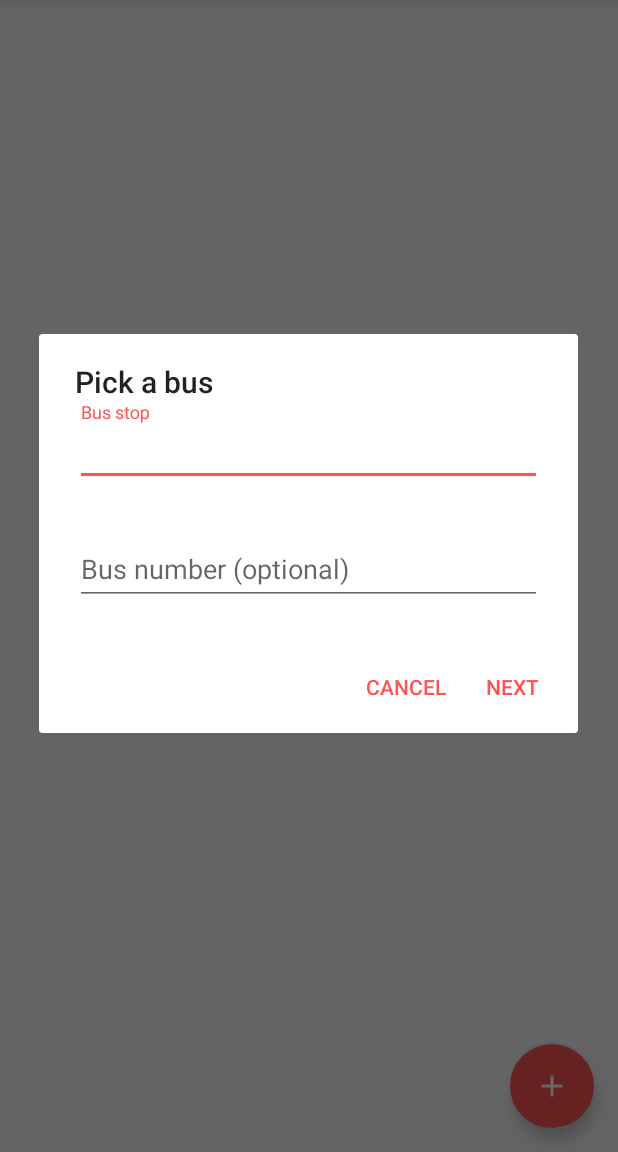
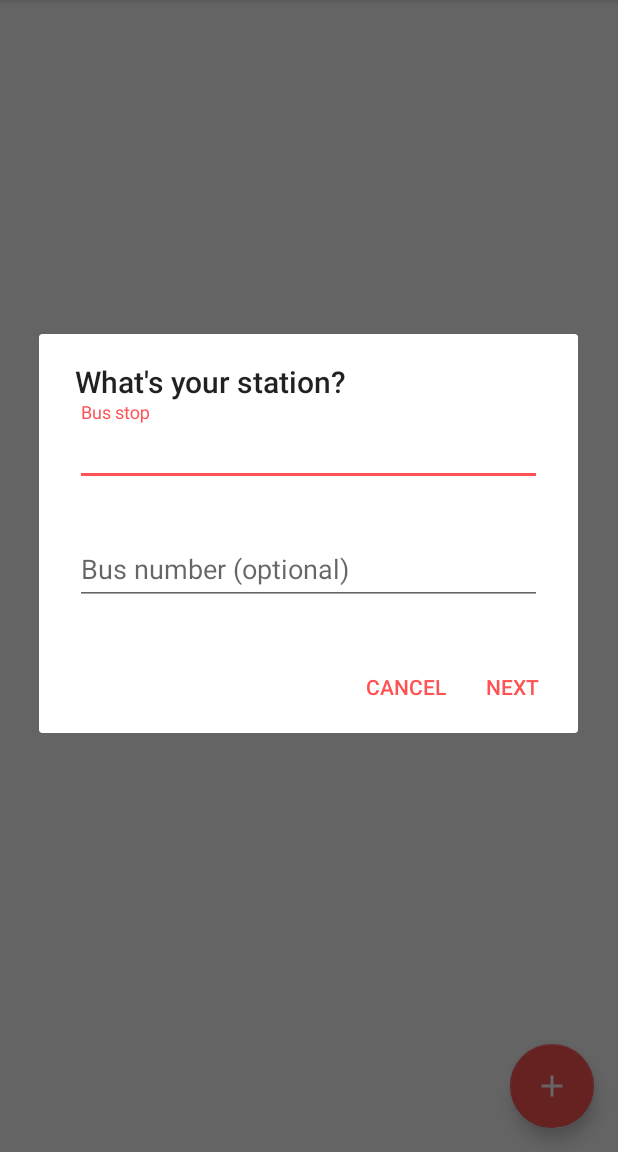
Before and after one commit to victoraldir/DublinBusAlarm, an Android app: the screen it shows after launch (MainActivity), after a tap on an icon or button, on a phone screen of 412 x 824 dp, the part 84-1236 px from its top. Run offline under Robolectric (Android 15) with nearby library versions, the phone set to English and light mode, and no system bars; our stand-ins replace ButterKnife; libraries missing offline, so code that uses them is left out: com.bignerdranch.expandablerecyclerview; 5 statements that could not run were skipped.

Commit message:
New architecture using DialogFragments

```diff
--- a/app/build.gradle
+++ b/app/build.gradle
@@ -35,6 +35,9 @@ dependencies {
     compile 'com.bignerdranch.android:expandablerecyclerview:2.1.0'
     compile "com.android.support:design:25.4.0"
     compile 'com.jakewharton:butterknife:8.5.1'
+
+    compile project(':transportlib')
+
     annotationProcessor 'com.jakewharton:butterknife-compiler:8.5.1'
 
 }
--- a/app/src/main/java/fragments/BusStopFormDialogFragment.java
+++ b/app/src/main/java/fragments/BusStopFormDialogFragment.java
@@ -6,8 +6,12 @@ import android.content.Context;
 import android.content.DialogInterface;
 import android.os.Bundle;
 import android.support.annotation.NonNull;
+import android.support.annotation.Nullable;
+import android.support.design.widget.TextInputLayout;
 import android.support.v4.app.DialogFragment;
 import android.view.View;
+import android.widget.Button;
+import android.widget.EditText;
 
 import exceptions.NoInterfaceImplementation;
 import quartzo.com.dublinbusalarm.R;
@@ -24,25 +28,61 @@ public class BusStopFormDialogFragment extends DialogFragment {
         return new BusStopFormDialogFragment();
     }
 
+    @Override
+    public void onCreate(@Nullable Bundle savedInstanceState) {
+        super.onCreate(savedInstanceState);
+
+    }
+
+
     @NonNull
     @Override
     public Dialog onCreateDialog(Bundle savedInstanceState) {
 
         View view = getActivity().getLayoutInflater().inflate(R.layout.customdialogform, null);
 
-        return new AlertDialog.Builder(getContext())
-                .setTitle(R.string.pick_bus)
+        final EditText editTextBusStop = (EditText) view.findViewById(R.id.editTextBusStop);
+        final EditText editTextBusNumber = (EditText) view.findViewById(R.id.editTextBusNumber);
+
+        final TextInputLayout busStopdWrapper = (TextInputLayout) view.findViewById(R.id.busStopdWrapper);
+
+        final AlertDialog dialogObject = new AlertDialog.Builder(getContext())
+                .setTitle(R.string.pick_bus_stop)
                 .setView(view)
                 .setNegativeButton(R.string.btn_cancel, null)
-                .setPositiveButton(R.string.btn_next, new DialogInterface.OnClickListener() {
+                .setPositiveButton(R.string.btn_next, null)
+                .create();
+
+
+        dialogObject.setOnShowListener(new DialogInterface.OnShowListener() {
+            @Override
+            public void onShow(final DialogInterface dialogInterface) {
+
+                Button button = ((AlertDialog) dialogInterface).getButton(AlertDialog.BUTTON_POSITIVE);
+
+                button.setOnClickListener(new View.OnClickListener() {
+
                     @Override
-                    public void onClick(DialogInterface dialogInterface, int i) {
-                        mListener.onSetBusStop();
-                        dialogInterface.dismiss();
+                    public void onClick(View view) {
+
+                        if(editTextBusStop.getText().toString().isEmpty()){
+
+                            busStopdWrapper.setError(getString(R.string.bus_stop_not_empty));
+
+                        }else{
+                            mListener.onSetBusStop(editTextBusStop.getText().toString(),
+                                    editTextBusNumber.getText().toString());
+
+                            dialogInterface.dismiss();
+                        }
+
                     }
-                })
+                });
 
-                .create();
+            }
+        });
+
+        return dialogObject;
     }
 
     @Override
@@ -59,7 +99,7 @@ public class BusStopFormDialogFragment extends DialogFragment {
     }
 
     public interface BusStopFormListener {
-        void onSetBusStop();
+        void onSetBusStop(String busStop, String bus);
     }
 
 }
--- a/app/src/main/java/quartzo/com/dublinbusalarm/LivePainelActivity.java
+++ b/app/src/main/java/quartzo/com/dublinbusalarm/LivePainelActivity.java
@@ -21,7 +21,6 @@ import java.util.List;
 import java.util.Timer;
 import java.util.TimerTask;
 
-import adapters.ListBusAdapter;
 import decorator.SimpleDividerItemDecoration;
 import entities.AlarmChild;
 import entities.AlarmParent;
@@ -150,7 +149,7 @@ public class LivePainelActivity extends AppCompatActivity {
 
             if(!result.isEmpty()) {
                 layout.setVisibility(View.GONE);
-                listBusesLive.setAdapter(new ListBusAdapter(result, mContext));
+                //listBusesLive.setAdapter(new ListBusAdapter(result, mContext));
                 listBusesLive.setVisibility(View.VISIBLE);
             }else{
                 progressBar.setVisibility(View.GONE);
--- a/app/src/main/java/quartzo/com/dublinbusalarm/MainActivity.java
+++ b/app/src/main/java/quartzo/com/dublinbusalarm/MainActivity.java
@@ -32,7 +32,6 @@ import org.joda.time.LocalTime;
 import java.util.List;
 
 import adapters.AlarmExpandableAdapter;
-import adapters.ListBusAdapter;
 import butterknife.BindView;
 import butterknife.ButterKnife;
 import butterknife.OnClick;
@@ -41,14 +40,18 @@ import entities.AlarmChild;
 import entities.Bus;
 import entities.Constants;
 import fragments.BusStopFormDialogFragment;
+import fragments.ListTransportDialogFragment;
 import utils.AlarmPersistence;
 import utils.UtilCheckConnectivity;
 
 
 public class MainActivity extends AppCompatActivity implements ExpandableRecyclerAdapter.ExpandCollapseListener,
-        BusStopFormDialogFragment.BusStopFormListener {
+        BusStopFormDialogFragment.BusStopFormListener,
+        ListTransportDialogFragment.ListTransportListener{
 
+    public static final String TAG_PICK_STATION = "dialogPickStation";
     public static final String TAG_PICK_BUS = "dialogPickBus";
+
 
     ProgressDialog mProgressDialog;
     private Context mContext;
@@ -68,7 +71,7 @@ public class MainActivity extends AppCompatActivity implements ExpandableRecycle
     private CheckBox checkBoxSound;
     private LocalTime timePicked;
     private CheckBox checkBoxVibrate;
-    private ListBusAdapter mAdapter;
+
 
     @Override
     protected void onCreate(Bundle savedInstanceState) {
@@ -84,17 +87,17 @@ public class MainActivity extends AppCompatActivity implements ExpandableRecycle
 
         mContext = this;
 
-        mAdapter = new ListBusAdapter(mContext, listDialog, evtClickBus);
+        //mAdapter = new ListBusAdapter(mContext, listDialog, evtClickBus);
 
         RecyclerView listBuses = new RecyclerView(mContext);
         listBuses.setLayoutManager(new LinearLayoutManager(mContext));
         listBuses.setHasFixedSize(true);
         listBuses.addItemDecoration(new SimpleDividerItemDecoration(this));
-        mAdapter = new ListBusAdapter(mContext, listDialog, evtClickBus);
-        listBuses.setAdapter(mAdapter);
+
+
 
         listAlarms = (RecyclerView) findViewById(R.id.listViewAlarms);
-        listAlarms.setAdapter(mAdapter);
+
         listAlarms.setLayoutManager(lmAlarms);
         listAlarms.setHasFixedSize(true);
         listAlarms.addItemDecoration(new SimpleDividerItemDecoration(this));
@@ -149,7 +152,7 @@ public class MainActivity extends AppCompatActivity implements ExpandableRecycle
     void showDialog() {
 
         DialogFragment newFragment = BusStopFormDialogFragment.newInstance();
-        newFragment.show(getSupportFragmentManager(), TAG_PICK_BUS);
+        newFragment.show(getSupportFragmentManager(), TAG_PICK_STATION);
 
     }
 
@@ -446,7 +449,7 @@ public class MainActivity extends AppCompatActivity implements ExpandableRecycle
 
                 //listBuses.setAdapter(new ListBusAdapter(result, mContext, listDialog, evtClickBus));
 
-                mAdapter.swap(result);
+
 
                 //listDialog.setView(listBuses);
 
@@ -464,7 +467,13 @@ public class MainActivity extends AppCompatActivity implements ExpandableRecycle
 
 
     @Override
-    public void onSetBusStop() {
-        Snackbar.make(mCoordinatorLayout,"Bus choiced",Snackbar.LENGTH_SHORT).show();
+    public void onSetBusStop(String busSopNumber, String busNumber) {
+        ListTransportDialogFragment newFragment = ListTransportDialogFragment.newInstance(busSopNumber,busNumber);
+        newFragment.show(getSupportFragmentManager(), TAG_PICK_BUS);
+    }
+
+    @Override
+    public void onSetBus() {
+
     }
 }
--- a/app/src/main/res/layout/layout_list_bus_adapter.xml
+++ b/app/src/main/res/layout/item_transport.xml
@@ -3,7 +3,7 @@
     xmlns:tools="http://schemas.android.com/tools"
     android:orientation="horizontal"
     android:layout_width="match_parent"
-    android:layout_height="600dp"
+    android:layout_height="wrap_content"
     android:padding="8dp">
 
     <LinearLayout
--- a/app/src/main/res/values/strings.xml
+++ b/app/src/main/res/values/strings.xml
@@ -8,8 +8,10 @@
     <string name="app_name">Alarm Bus Dublin</string>
     <string name="action_settings">Settings</string>
     <string name="title_activity_live_painel">Alarm Bus Dublin</string>
+    <string name="pick_bus_stop">What\'s your station?</string>
     <string name="pick_bus">Pick a bus</string>
     <string name="btn_next">Next</string>
     <string name="btn_cancel">Cancel</string>
     <string name="min">Min</string>
+    <string name="bus_stop_not_empty">Bus stop number cannot be empty</string>
 </resources>
```
Also changed, not shown: app/src/main/java/adapters/ListBusAdapter.java (deleted, +0 -118 lines), app/src/main/java/adapters/TransportAdapter.java (added, +75 -0 lines), app/src/main/java/fragments/ListTransportDialogFragment.java (+92 -24 lines), app/src/main/res/layout/fragment_transport_list.xml (added, +23 -0 lines).
